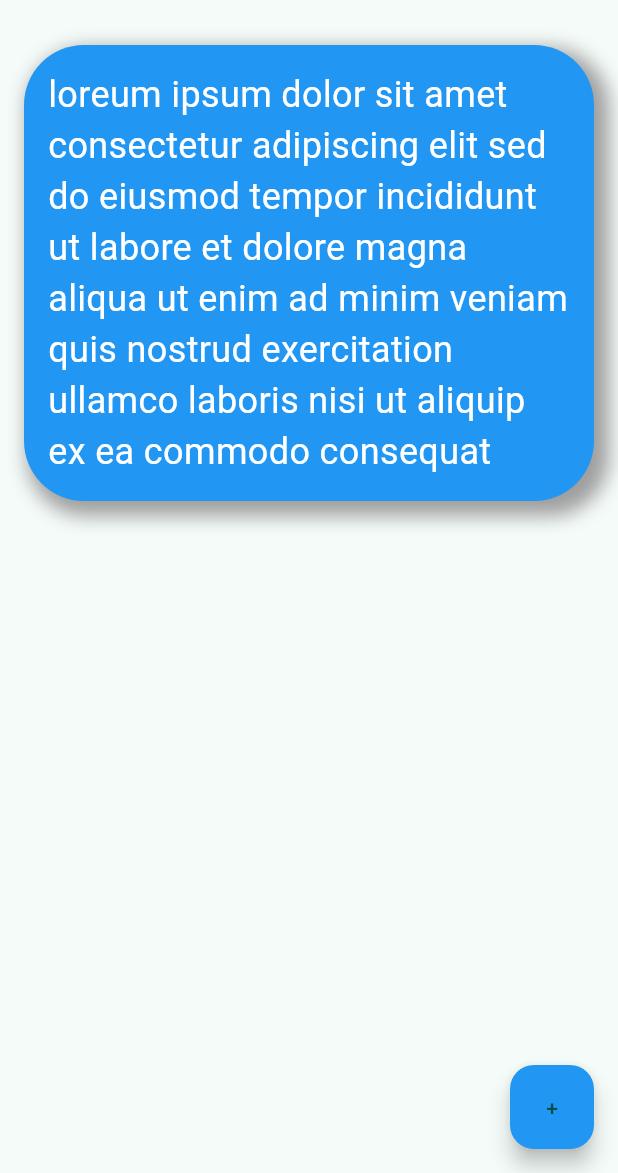
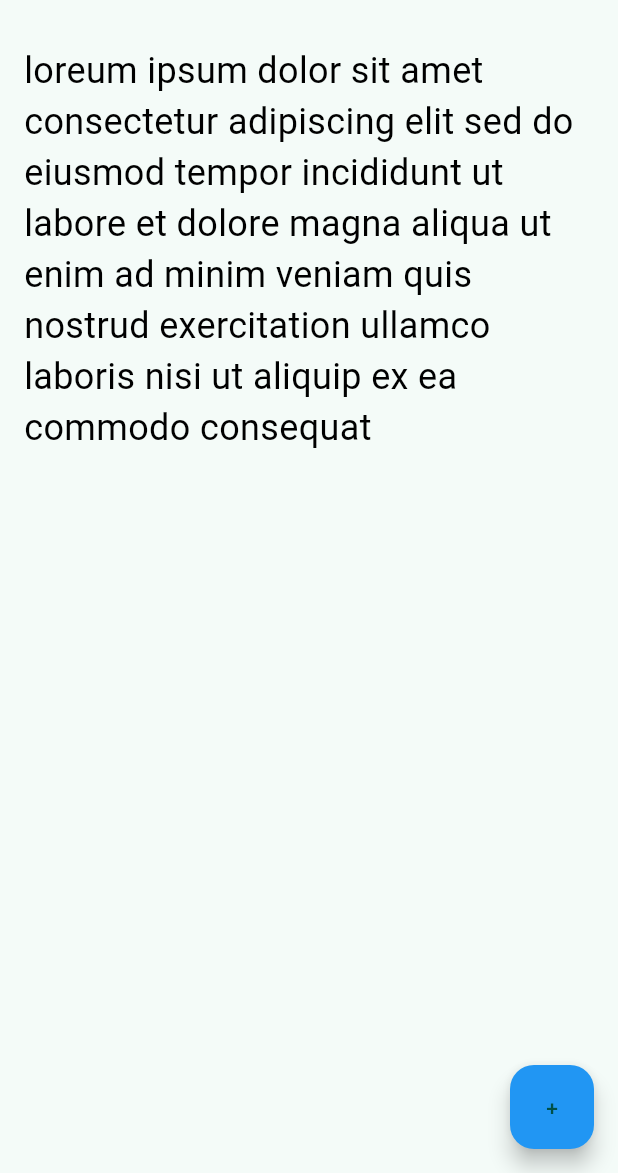
Before and after one commit to Mansour-Academy/flutter-course-first-project, a Flutter app: the screen it shows after launch, on a phone screen of 412 x 824 dp, the part 63-1236 px from its top. Run offline on Flutter 3.47's test engine with Material 3 defaults, Android fonts, the phone set to English and light mode, and no system bars.

Commit message:
SizedBox Widget

```diff
--- a/lib/main.dart
+++ b/lib/main.dart
@@ -60,33 +60,18 @@ class HomePage extends StatelessWidget {
         ],
         leadingWidth: 56,
       ),
-      body: Container(
-        margin: const EdgeInsets.all(16),
-        padding: const EdgeInsets.all(16),
-        decoration: BoxDecoration(
-          color: Colors.blue,
-          shape: BoxShape.rectangle,
-          boxShadow: const [
-            BoxShadow(
-              color: Colors.grey,
-              blurRadius: 10,
-              spreadRadius: 4,
-              offset: Offset(6, 6),
-            ),
-          ],
-          // border: Border.all(
-          //   color: Colors.black,
-          //   width: 2,
-          // ),
-          borderRadius: BorderRadiusDirectional.circular(40),
-        ),
-        child: const Text(
+      body: const Padding(
+        padding: EdgeInsets.all(16.0),
+        child: SizedBox(
+          width: double.infinity,
+          height: double.infinity,
+          child: Text(
             'loreum ipsum dolor sit amet consectetur adipiscing elit sed do eiusmod tempor incididunt ut labore et dolore magna aliqua ut enim ad minim veniam quis nostrud exercitation ullamco laboris nisi ut aliquip ex ea commodo consequat',
             style: TextStyle(
               // backgroundColor: Colors.yellow,
               fontSize: 24,
               fontWeight: FontWeight.normal,
-            color: Colors.white,
+              color: Colors.black,
               // decoration: TextDecoration.underline,
               decorationThickness: 1,
               decorationColor: Colors.blue,
@@ -97,13 +82,14 @@ class HomePage extends StatelessWidget {
             // selectionColor: Colors.green,
           ),
         ),
+      ),
       floatingActionButton: FloatingActionButton(
         onPressed: () {
           // Add your onPressed code here!
         },
         backgroundColor: Colors.blue,
+        splashColor: Colors.red,
         child: const Text('+'),
-        splashColor: Colors.red,
       ),
     );
   }
```
Lines whose indentation alone changed are shown as unchanged.
